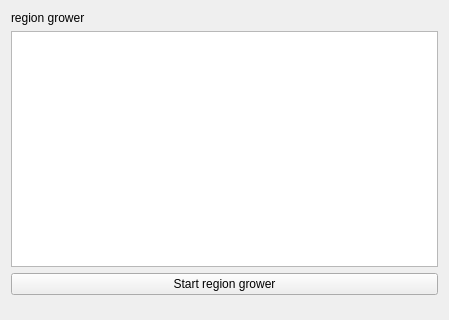
Qt form Modules/Bundles/org.mitk.gui.qt.regiongrowing/src/internal/QmitkRegionGrowingControls.ui (MITK/MITK) before a commit; both pictures show x 0 to 449 and y 0 to 320 of the 449 by 541 pixel window.
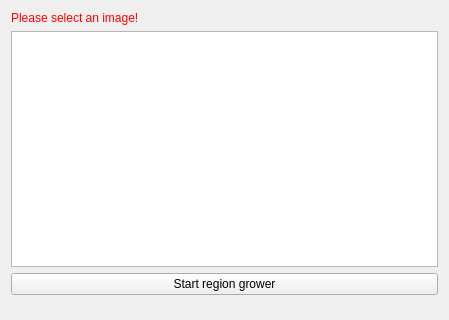
The same form after that commit. Custom widgets are drawn as their Qt base class.

Commit message: FIX (#3373): simplified and commented code structure

The edit to the form file:
```diff
--- a/Modules/Bundles/org.mitk.gui.qt.regiongrowing/src/internal/QmitkRegionGrowingControls.ui
+++ b/Modules/Bundles/org.mitk.gui.qt.regiongrowing/src/internal/QmitkRegionGrowingControls.ui
@@ -21,9 +21,12 @@
   </property>
   <layout class="QVBoxLayout" name="verticalLayout">
    <item>
-    <widget class="QLabel" name="m_SelectedImageLabel">
+    <widget class="QLabel" name="lblWarning">
+     <property name="styleSheet">
+      <string notr="true">QLabel { color: rgb(255, 0, 0) }</string>
+     </property>
      <property name="text">
-      <string>region grower</string>
+      <string>Please select an image!</string>
      </property>
     </widget>
    </item>
```
Left out of the diff: 4 changed lines with no effect on the pictures. The commit also changes 2 other files.
